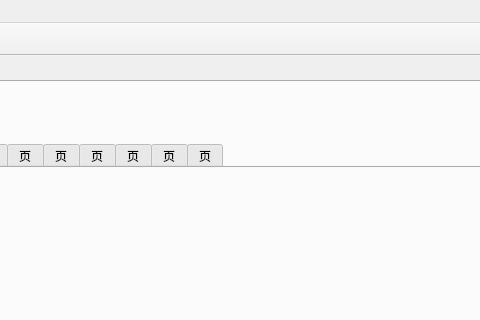
First picture: the form in 03_ThirdVtk/mainwindow.ui, repository DreamLife-Jianwei/Qt-Vtk, before the edit; both pictures show x 787 to 1267 and y 0 to 320 of the 1366 by 768 pixel window.
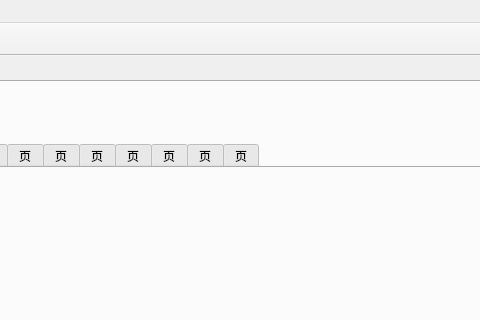
Second picture: the form after the edit. The open tabs and pages were chosen to show the change. Icons and pictures are not drawn.

Commit message: 更新 PickPixel2示例，有点问题

```diff
--- a/03_ThirdVtk/mainwindow.ui
+++ b/03_ThirdVtk/mainwindow.ui
@@ -195,6 +195,11 @@
           <string>页</string>
          </attribute>
         </widget>
+        <widget class="QWidget" name="tab_PickPixel2">
+         <attribute name="title">
+          <string>页</string>
+         </attribute>
+        </widget>
        </widget>
       </widget>
       <widget class="QWidget" name="tab_ImageManage">
```
Left out of the diff: 10 changed lines with no effect on the pictures. The commit also changes 7 other files.
